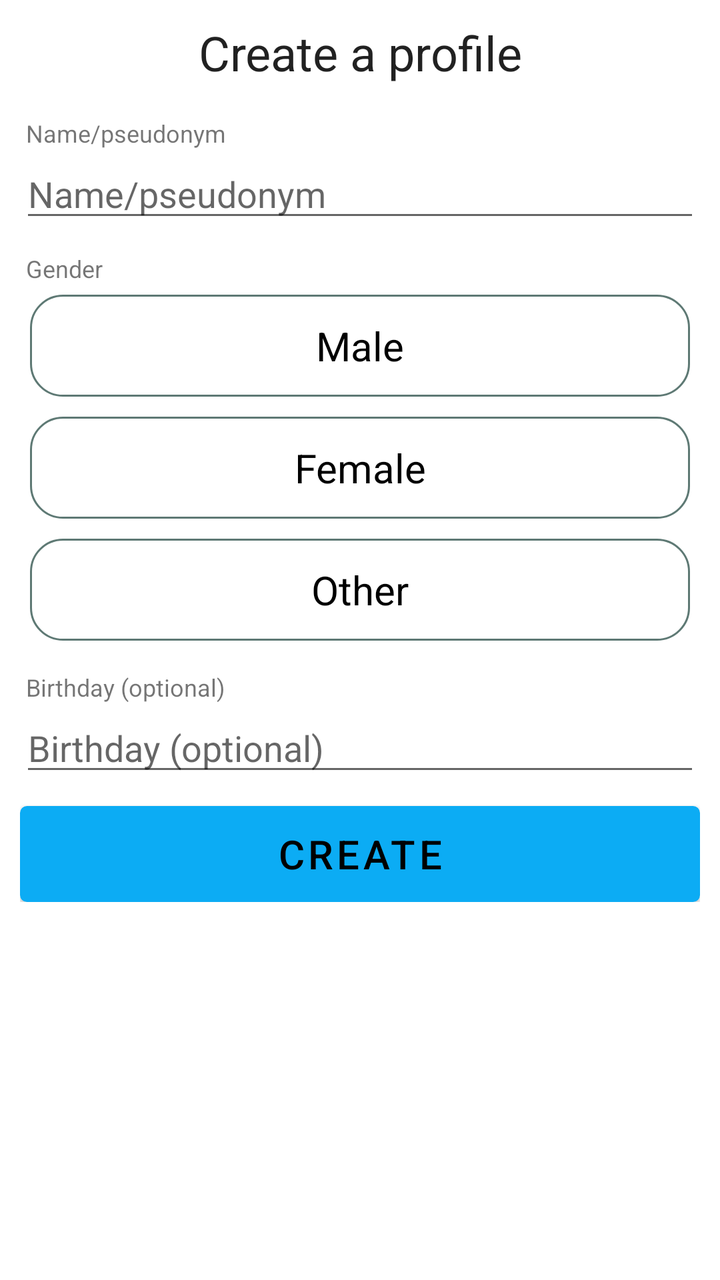
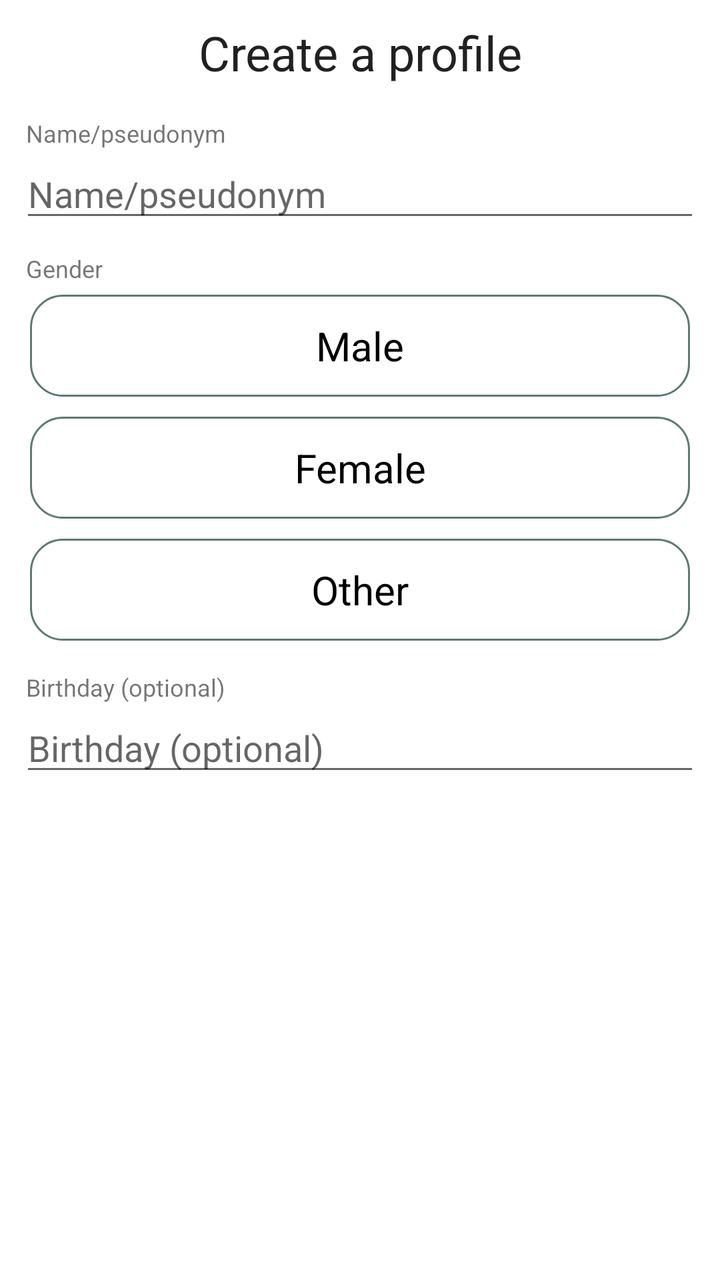

An Android layout rendered at two revisions. The XML below is the earlier revision; the diff shows what the commit changed to produce the second picture.
<!-- AndroidManifest.xml: application theme AppTheme -->
<!-- res/layout/introfragment_newprofile.xml -->
<?xml version="1.0" encoding="utf-8"?>
<layout xmlns:android="http://schemas.android.com/apk/res/android">

    <ScrollView
        android:layout_width="match_parent"
        android:layout_height="match_parent">

        <LinearLayout
            android:layout_width="match_parent"
            android:layout_height="wrap_content"
            android:layout_gravity="top"
            android:fitsSystemWindows="false"
            android:gravity="center"
            android:orientation="vertical"
            android:padding="10dp">

            <TextView
                android:layout_width="match_parent"
                android:layout_height="wrap_content"
                android:gravity="center_horizontal"
                android:text="@string/create_a_profile"
                android:textAppearance="@style/TextAppearance.AppCompat.Headline" />

            <TextView
                android:layout_width="match_parent"
                android:layout_height="wrap_content"
                android:layout_marginStart="2dp"
                android:layout_marginTop="16dp"
                android:text="@string/name_or_pseudo"
                android:textSize="12sp"
                android:labelFor="@id/profileName" />

            <EditText
                android:id="@+id/profileName"
                android:layout_width="match_parent"
                android:layout_height="wrap_content"
                android:hint="@string/name_or_pseudo"
                android:importantForAutofill="no"
                android:inputType="textCapSentences"
                android:singleLine="true" />

            <TextView
                android:layout_width="match_parent"
                android:layout_height="wrap_content"
                android:layout_marginStart="2dp"
                android:layout_marginTop="10dp"
                android:text="@string/gender"
                android:textSize="12sp" />

            <RadioGroup
                android:layout_width="match_parent"
                android:layout_height="wrap_content"
                android:orientation="vertical">

                <RadioButton
                    android:id="@+id/radioButtonMale"
                    android:layout_width="match_parent"
                    android:layout_height="wrap_content"
                    android:minHeight="48dp"
                    android:layout_margin="5dp"
                    android:background="@drawable/radio_button"
                    android:button="@null"
                    android:gravity="center_horizontal"
                    android:padding="12dp"
                    android:text="@string/maleGender"
                    android:textSize="20sp"
                    android:textColor="@android:color/black" />

                <RadioButton
                    android:id="@+id/radioButtonFemale"
                    android:layout_width="match_parent"
                    android:layout_height="wrap_content"
                    android:minHeight="48dp"
                    android:layout_margin="5dp"
                    android:background="@drawable/radio_button"
                    android:button="@null"
                    android:checked="true"
                    android:gravity="center_horizontal"
                    android:padding="12dp"
                    android:text="@string/femaleGender"
                    android:textSize="20sp"
                    android:textColor="@android:color/black" />

                <RadioButton
                    android:id="@+id/radioButtonOtherGender"
                    android:layout_width="match_parent"
                    android:layout_height="wrap_content"
                    android:minHeight="48dp"
                    android:layout_margin="5dp"
                    android:background="@drawable/radio_button"
                    android:button="@null"
                    android:gravity="center_horizontal"
                    android:padding="12dp"
                    android:text="@string/otherGender"
                    android:textSize="20sp"
                    android:textColor="@android:color/black" />

            </RadioGroup>

            <TextView
                android:layout_width="match_parent"
                android:layout_height="wrap_content"
                android:layout_marginStart="2dp"
                android:layout_marginTop="10dp"
                android:text="@string/birthday_optional"
                android:textSize="12sp"
                android:labelFor="@id/profileBirthday" />

            <EditText
                android:id="@+id/profileBirthday"
                android:layout_width="match_parent"
                android:layout_height="wrap_content"
                android:background="?attr/editTextBackground"
                android:hint="@string/birthday_optional"
                android:focusable="false"
                android:clickable="true"
                android:textSize="18sp" />

            <Button
                android:id="@+id/create_newprofil"
                android:layout_width="match_parent"
                android:layout_height="wrap_content"
                android:layout_marginTop="10dp"
                android:minHeight="48dp"
                android:background="@drawable/round_corner_button"
                android:text="@string/create"
                android:textColor="@android:color/black"
                android:textSize="20sp"/>

        </LinearLayout>
    </ScrollView>
</layout>
<!-- resources referenced by this layout -->
<resources>
  <!-- drawable radio_button (drawable) -->
  <?xml version="1.0" encoding="utf-8"?>
  <selector xmlns:android="http://schemas.android.com/apk/res/android">
      <item android:state_checked="true">
          <shape android:shape="rectangle">
              <corners android:radius="16dp" />
              <stroke android:width="1dip" android:color="#5e7974" />
              <gradient android:angle="-90" android:centerColor="@color/green" android:endColor="@color/green" android:startColor="@color/green" />
          </shape>
      </item>
      <item android:state_focused="true">
          <shape android:shape="rectangle">
              <corners android:radius="16dp" />
              <stroke android:width="1dip" android:color="#5e7974" />
              <solid android:color="@color/record_background_even" />
          </shape>
      </item>
      <item>
          <shape android:shape="rectangle">
              <corners android:radius="16dp" />
              <stroke android:width="1dip" android:color="#5e7974" />
              <gradient android:angle="-90" android:endColor="@android:color/white" android:startColor="@android:color/white" />
          </shape>
      </item>
  </selector>
  <!-- drawable round_corner_button (drawable) -->
  <?xml version="1.0" encoding="utf-8"?>
  <selector xmlns:android="http://schemas.android.com/apk/res/android">
      <item android:state_pressed="true">
          <shape android:shape="rectangle">
              <corners android:radius="3dip" />
              <stroke android:width="1dip" android:color="#5e7974" />
              <gradient android:angle="-90" android:endColor="@android:color/white" android:startColor="@color/record_background_even" />
          </shape>
      </item>
      <item android:state_focused="true">
          <shape android:shape="rectangle">
              <corners android:radius="3dip" />
              <stroke android:width="1dip" android:color="#5e7974" />
              <solid android:color="@color/record_background_even" />
          </shape>
      </item>
      <item>
          <shape android:shape="rectangle">
              <corners android:radius="3dip" />
              <stroke android:width="1dip" android:color="#5e7974" />
              <gradient android:angle="-90" android:endColor="@android:color/white" android:startColor="@android:color/white" />
          </shape>
      </item>
  </selector>
  <string name="birthday_optional">Birthday (optional)</string>
  <string name="create">Create</string>
  <string name="create_a_profile">Create a profile</string>
  <string name="femaleGender">Female</string>
  <string name="gender">Gender</string>
  <string name="maleGender">Male</string>
  <string name="name_or_pseudo">Name/pseudonym</string>
  <string name="otherGender">Other</string>
  <style name="AppTheme" parent="Theme.MaterialComponents.DayNight.NoActionBar">
          <item name="windowActionBar">false</item>
          <item name="preferenceTheme">@style/PreferenceThemeOverlay.v14.Material</item>
          <item name="cardViewStyle">@style/CardViewStyle</item>
          <item name="coordinatorLayoutStyle">@style/Widget.Support.CoordinatorLayout</item>
          <item name="floatingActionButtonStyle">@style/Widget.Design.FloatingActionButton</item>
          <item name="colorPrimary">@color/toolbar_background</item>
          <item name="colorPrimaryVariant">@color/add_button_background</item>
          <item name="colorOnPrimary">@color/daily_calorie_spinner_dropdown</item>
      </style>
  <color name="record_background_even">#CCEAF4</color>
  <style name="CardViewStyle" parent="CardView">
          <item name="android:layout_width">match_parent</item>
          <item name="android:layout_height">wrap_content</item>
          <item name="android:layout_margin">3dp</item>
          <item name="cardCornerRadius">5dp</item>
      </style>
  <color name="toolbar_background">#0CACF4</color>
  <color name="add_button_background">#FFFFFF</color>
  <color name="daily_calorie_spinner_dropdown">#000000</color>
</resources>

<!-- the commit's change to res/layout/introfragment_newprofile.xml (unified diff, before → after) -->
@@ -1,5 +1,6 @@
 <?xml version="1.0" encoding="utf-8"?>
-<layout xmlns:android="http://schemas.android.com/apk/res/android">
+<layout xmlns:tools="http://schemas.android.com/tools"
+    xmlns:android="http://schemas.android.com/apk/res/android">
 
     <ScrollView
         android:layout_width="match_parent"
@@ -116,17 +117,6 @@
                 android:clickable="true"
                 android:textSize="18sp" />
 
-            <Button
-                android:id="@+id/create_newprofil"
-                android:layout_width="match_parent"
-                android:layout_height="wrap_content"
-                android:layout_marginTop="10dp"
-                android:minHeight="48dp"
-                android:background="@drawable/round_corner_button"
-                android:text="@string/create"
-                android:textColor="@android:color/black"
-                android:textSize="20sp"/>
-
         </LinearLayout>
     </ScrollView>
 </layout>
<!-- resource entries referenced after the edit -->
@@ -25,33 +25,7 @@
           </shape>
       </item>
   </selector>
-  <!-- drawable round_corner_button (drawable) -->
-  <?xml version="1.0" encoding="utf-8"?>
-  <selector xmlns:android="http://schemas.android.com/apk/res/android">
-      <item android:state_pressed="true">
-          <shape android:shape="rectangle">
-              <corners android:radius="3dip" />
-              <stroke android:width="1dip" android:color="#5e7974" />
-              <gradient android:angle="-90" android:endColor="@android:color/white" android:startColor="@color/record_background_even" />
-          </shape>
-      </item>
-      <item android:state_focused="true">
-          <shape android:shape="rectangle">
-              <corners android:radius="3dip" />
-              <stroke android:width="1dip" android:color="#5e7974" />
-              <solid android:color="@color/record_background_even" />
-          </shape>
-      </item>
-      <item>
-          <shape android:shape="rectangle">
-              <corners android:radius="3dip" />
-              <stroke android:width="1dip" android:color="#5e7974" />
-              <gradient android:angle="-90" android:endColor="@android:color/white" android:startColor="@android:color/white" />
-          </shape>
-      </item>
-  </selector>
   <string name="birthday_optional">Birthday (optional)</string>
-  <string name="create">Create</string>
   <string name="create_a_profile">Create a profile</string>
   <string name="femaleGender">Female</string>
   <string name="gender">Gender</string>
